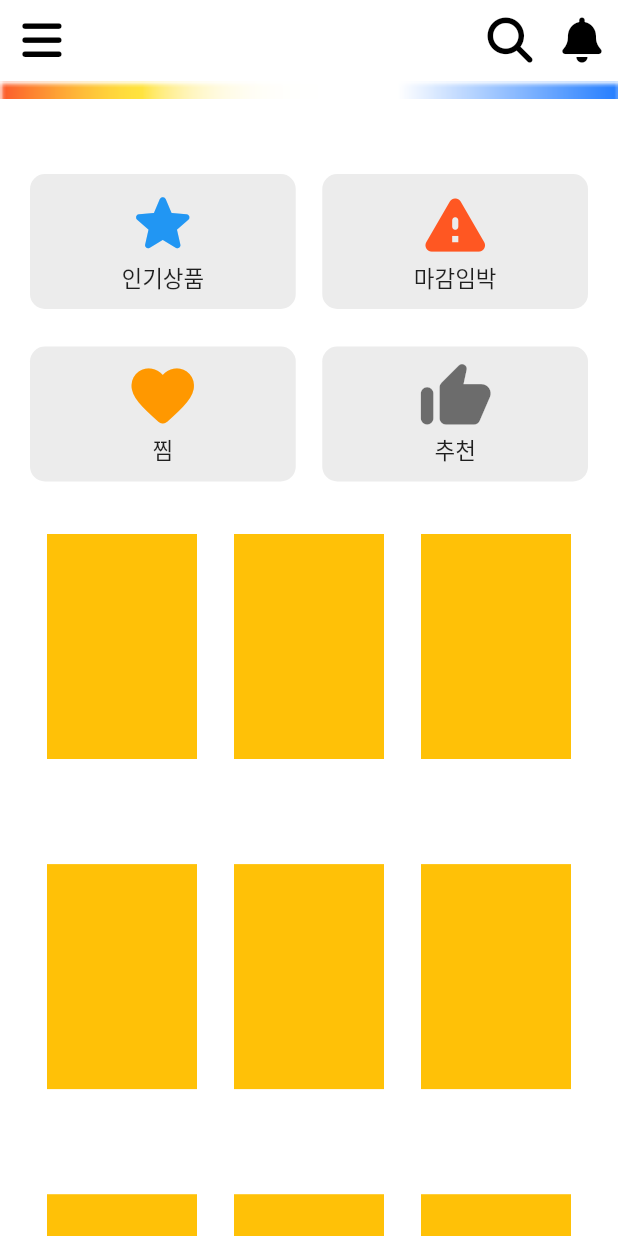
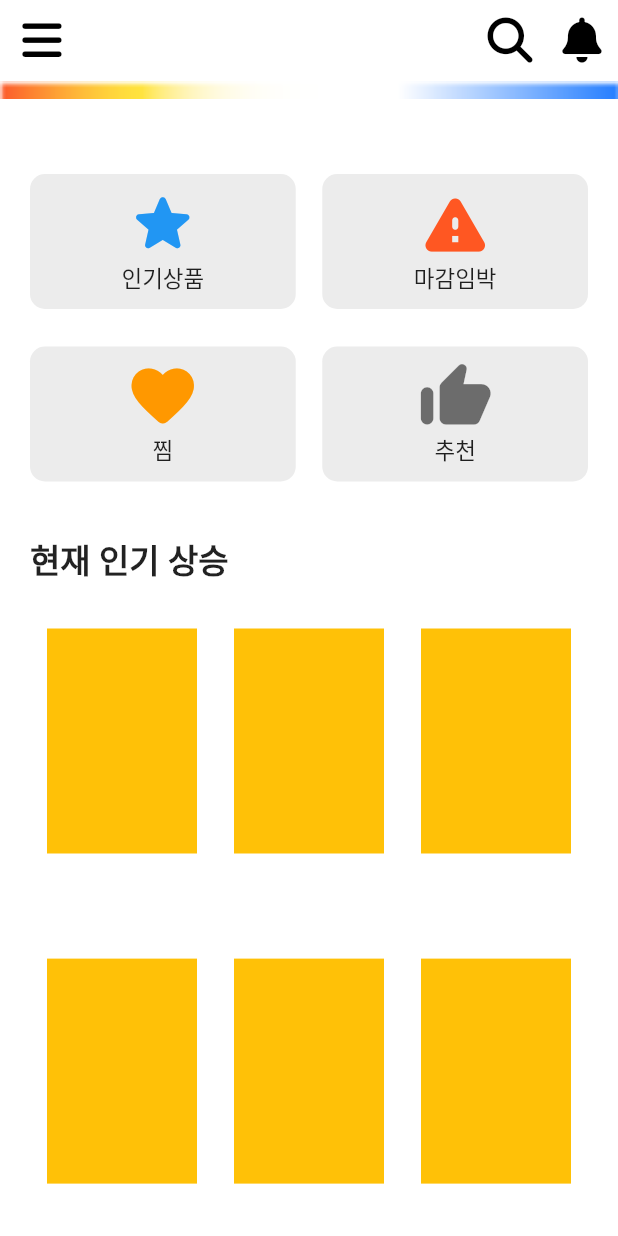
Before and after one commit to AsanHO/rayshop, a Flutter app: the HomeScreen screen opened directly, on a phone screen of 412 x 824 dp. Run offline on Flutter 3.47's test engine with Material 2 defaults, Android fonts, the phone set to English and light mode, and no system bars; our stand-ins replace firebase_auth, firebase_core, flutter_secure_storage, font_awesome_flutter, image_picker; accounts and stored records are empty.

Commit message:
04/20 home screen

```diff
--- a/lib/home/home_screen.dart
+++ b/lib/home/home_screen.dart
@@ -105,6 +105,19 @@ class _HomeState extends State<HomeScreen> {
                 const SizedBox(
                   height: 35,
                 ),
+                const Row(
+                  mainAxisAlignment: MainAxisAlignment.start,
+                  children: [
+                    Text(
+                      '현재 인기 상승',
+                      style:
+                          TextStyle(fontSize: 22, fontWeight: FontWeight.w600),
+                    ),
+                  ],
+                ),
+                const SizedBox(
+                  height: 30,
+                ),
                 GridView.builder(
                   shrinkWrap: true,
                   physics: const NeverScrollableScrollPhysics(),
```
